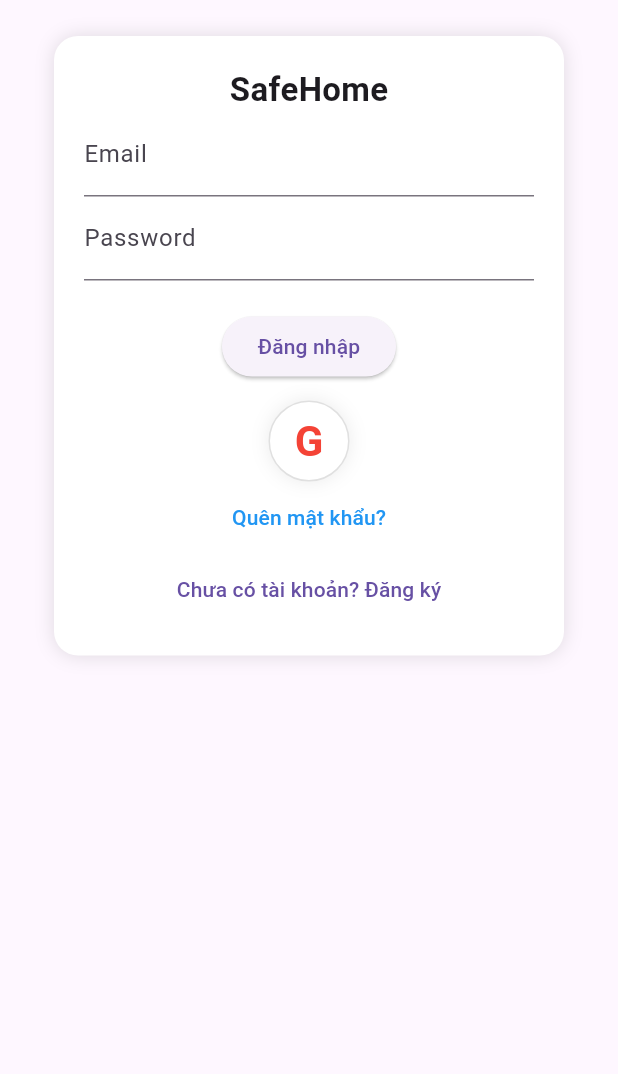
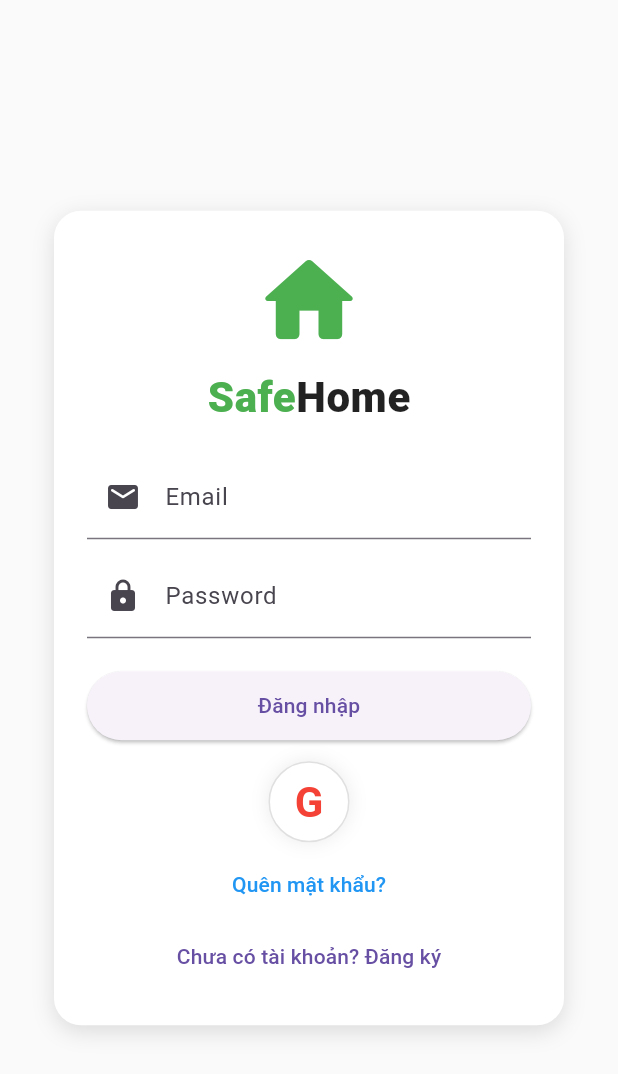
Before and after one commit to freeforallha/maiyen-app, a Flutter app: the screen it shows after launch, on a phone screen of 412 x 824 dp. Shown: the top 1074 px of the screen. Run offline on Flutter 3.47's test engine with Material 3 defaults, Android fonts, the phone set to English and light mode, and no system bars; our stand-ins replace firebase_auth, firebase_core, firebase_database, firebase_messaging, firebase_storage, flutter_local_notifications and 2 more; missing offline and left inert: mobile_scanner; accounts and stored records are empty.

Commit message:
flutter_fixui_login_240526

```diff
--- a/lib/pages/login_page.dart
+++ b/lib/pages/login_page.dart
@@ -4,6 +4,7 @@
 import 'package:google_sign_in/google_sign_in.dart';
 import 'package:firebase_database/firebase_database.dart';
 import 'set_password_page.dart';
+
 class LoginPage extends StatefulWidget {
   @override
   State<LoginPage> createState() => _LoginPageState();
@@ -34,6 +35,7 @@
 
       final user = cred.user;
       if (user == null) return;
+
       final hasPassword = user.providerData.any(
             (p) => p.providerId == "password",
       );
@@ -205,48 +207,102 @@
     super.dispose();
   }
 
+  Widget buildLogo() {
+    return Column(
+      children: [
+        const Icon(
+          Icons.home_rounded,
+          size: 76,
+          color: Colors.green,
+        ),
+
+        const SizedBox(height: 10),
+
+        RichText(
+          text: const TextSpan(
+            style: TextStyle(
+              fontSize: 28,
+              fontWeight: FontWeight.w900,
+              letterSpacing: 0.4,
+            ),
+            children: [
+              TextSpan(
+                text: "Safe",
+                style: TextStyle(color: Colors.green),
+              ),
+              TextSpan(
+                text: "Home",
+                style: TextStyle(color: Colors.black87),
+              ),
+            ],
+          ),
+        ),
+      ],
+    );
+  }
+
   @override
   Widget build(BuildContext context) {
     return Scaffold(
+      backgroundColor: Colors.grey.shade50,
+
       body: SafeArea(
-        child: SingleChildScrollView(
-          padding: const EdgeInsets.symmetric(vertical: 24),
+        child: LayoutBuilder(
+          builder: (context, constraints) {
+            return SingleChildScrollView(
+              child: ConstrainedBox(
+                constraints: BoxConstraints(
+                  minHeight: constraints.maxHeight,
+                ),
+
                 child: Center(
+                  child: Padding(
+                    padding: const EdgeInsets.symmetric(horizontal: 18),
+
                     child: Container(
                       width: 340,
-              padding: const EdgeInsets.all(20),
+                      padding: const EdgeInsets.all(22),
                       decoration: BoxDecoration(
                         color: Colors.white,
-                borderRadius: BorderRadius.circular(16),
+                        borderRadius: BorderRadius.circular(18),
                         boxShadow: const [
-                  BoxShadow(color: Colors.black12, blurRadius: 10),
+                          BoxShadow(
+                            color: Colors.black12,
+                            blurRadius: 12,
+                            offset: Offset(0, 4),
+                          ),
                         ],
                       ),
+
                       child: Column(
                         mainAxisSize: MainAxisSize.min,
                         children: [
-                  const Text(
-                    "SafeHome",
-                    style: TextStyle(
-                      fontSize: 22,
-                      fontWeight: FontWeight.bold,
+                          buildLogo(),
+
+                          const SizedBox(height: 22),
+
+                          TextField(
+                            controller: email,
+                            decoration: const InputDecoration(
+                              labelText: "Email",
+                              prefixIcon: Icon(Icons.email_rounded),
                             ),
                           ),
 
-                  TextField(
-                    controller: email,
-                    decoration: const InputDecoration(labelText: "Email"),
-                  ),
+                          const SizedBox(height: 10),
 
                           TextField(
                             controller: pass,
                             obscureText: true,
-                    decoration: const InputDecoration(labelText: "Password"),
+                            decoration: const InputDecoration(
+                              labelText: "Password",
+                              prefixIcon: Icon(Icons.lock_rounded),
+                            ),
                           ),
 
                           if (error.isNotEmpty)
                             Padding(
-                      padding: const EdgeInsets.only(top: 10),
+                              padding: const EdgeInsets.only(top: 12),
                               child: Text(
                                 error,
                                 textAlign: TextAlign.center,
@@ -254,14 +310,20 @@
                               ),
                             ),
 
-                  const SizedBox(height: 20),
+                          const SizedBox(height: 22),
 
-                  ElevatedButton(
+                          SizedBox(
+                            width: double.infinity,
+                            height: 46,
+                            child: ElevatedButton(
                               onPressed: submit,
-                    child: Text(isLogin ? "Đăng nhập" : "Đăng ký mới"),
+                              child: Text(
+                                isLogin ? "Đăng nhập" : "Đăng ký mới",
+                              ),
+                            ),
                           ),
 
-                  const SizedBox(height: 12),
+                          const SizedBox(height: 14),
 
                           GestureDetector(
                             onTap: signInWithGoogle,
@@ -294,6 +356,8 @@
                             ),
                           ),
 
+                          const SizedBox(height: 4),
+
                           TextButton(
                             onPressed: _showResetPasswordDialog,
                             child: const Text(
@@ -322,5 +386,9 @@
                 ),
               ),
             );
+          },
+        ),
+      ),
+    );
   }
 }
```
Lines whose indentation alone changed are shown as unchanged.
